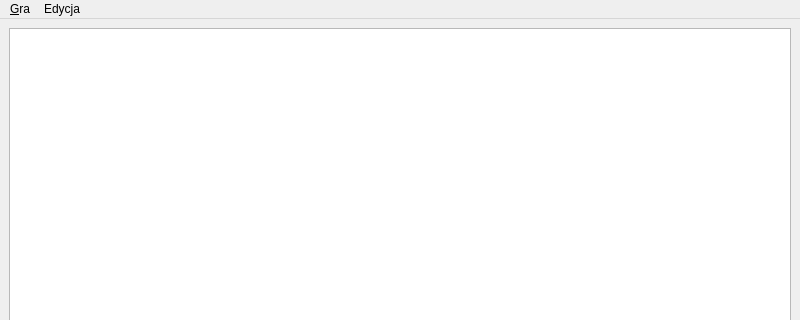
Before: the Qt Designer form PAIN_graphics_view/mainwindow.ui in mkucharski17/PAIN_qt_pochylnia, drawn with Qt 5; both pictures show x 0 to 800 and y 0 to 320 of the 800 by 600 pixel window.
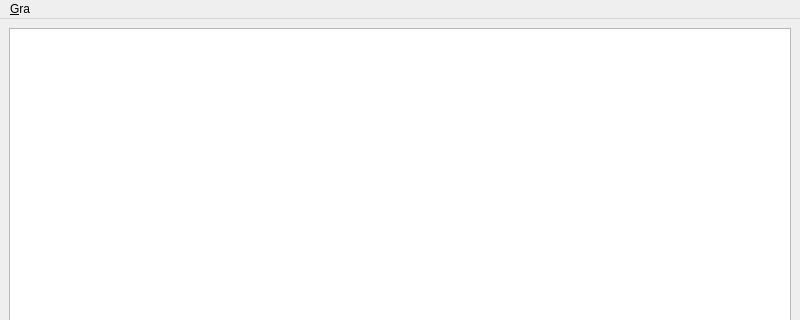
After: the same form once the commit is applied.

```diff
--- a/PAIN_graphics_view/mainwindow.ui
+++ b/PAIN_graphics_view/mainwindow.ui
@@ -44,15 +44,7 @@
     <addaction name="separator"/>
     <addaction name="actionZako_cz"/>
    </widget>
-   <widget class="QMenu" name="menuEdycja">
-    <property name="title">
-     <string>Edycja</string>
-    </property>
-    <addaction name="actioncofnij"/>
-    <addaction name="actionprzejd"/>
-   </widget>
    <addaction name="menu_Gra"/>
-   <addaction name="menuEdycja"/>
   </widget>
   <action name="actionNowa_gra">
    <property name="text">
```
Left out of the diff: 10 changed lines with no effect on the pictures.
